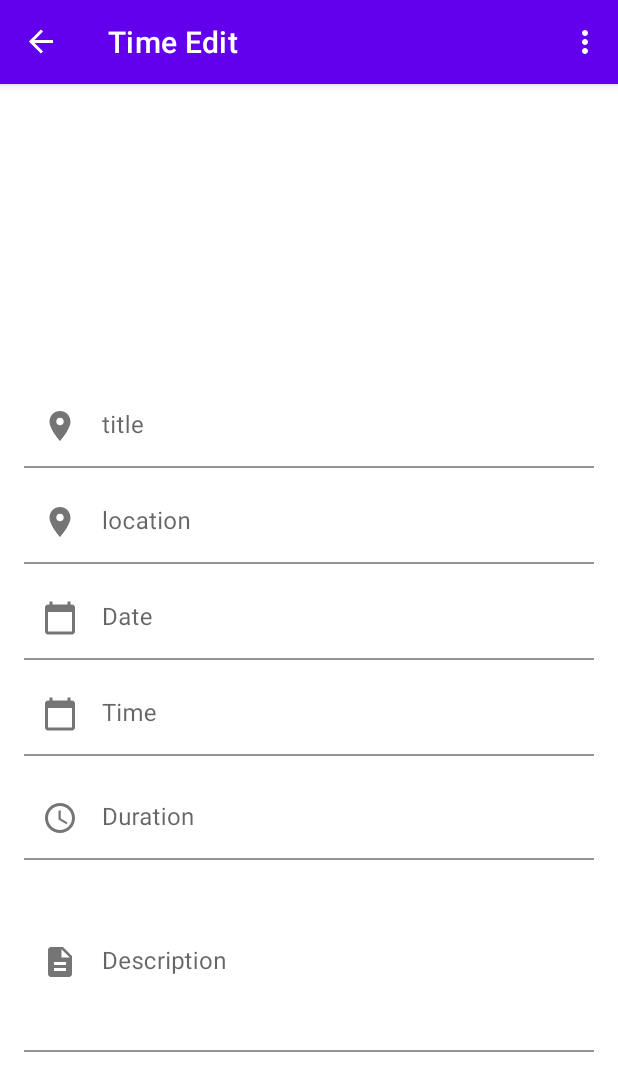
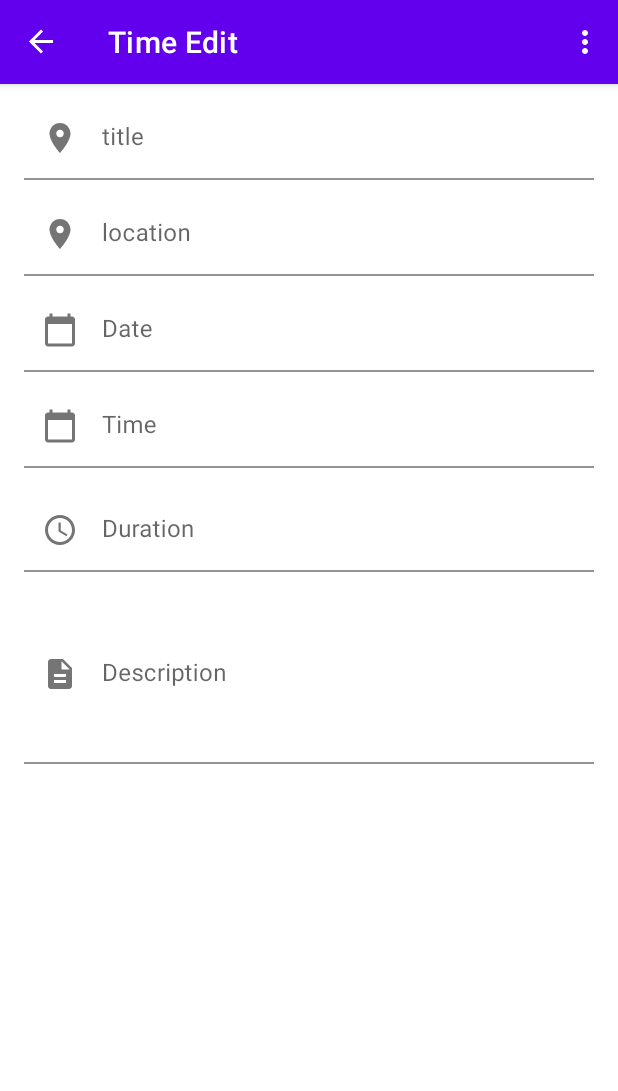
Before and after one commit to mosi14/TimeBankingApplication, an Android app: the TimeSlotEditFragment screen opened through its navigation route, on a phone screen of 412 x 824 dp. Shown: the top 1091 px of the screen. Run offline under Robolectric (Android 15) with nearby library versions, the phone set to English and light mode, and no system bars; our stand-ins replace navigation-ui.

Commit message:
fix bugs

```diff
--- a/app/src/main/res/layout/fragment_show_profile.xml
+++ b/app/src/main/res/layout/fragment_show_profile.xml
@@ -80,7 +80,7 @@
             android:paddingVertical="5dp"
             android:text="Skills"
             android:textAppearance="@style/TextAppearance.AppCompat.Medium"
-             />
+            />
         <TextView
             android:id="@+id/tvDescription"
             android:layout_width="wrap_content"
--- a/app/src/main/res/layout/fragment_time_slot_edit.xml
+++ b/app/src/main/res/layout/fragment_time_slot_edit.xml
@@ -7,17 +7,7 @@ android:layout_width="match_parent"
 android:layout_height="match_parent"
 tools:context=".TimeSlotEditFragment">
 
-    <LinearLayout
-        android:id="@+id/linearLayout4"
-        android:layout_width="0dp"
-        android:layout_height="0dp"
-        android:orientation="vertical"
-        app:layout_constraintBottom_toTopOf="@+id/nestedScrollView"
-        app:layout_constraintEnd_toEndOf="parent"
-        app:layout_constraintHorizontal_bias="0.0"
-        app:layout_constraintStart_toStartOf="parent"
-        app:layout_constraintTop_toTopOf="parent"
-        app:layout_constraintVertical_weight="1" />
+
 
     <androidx.core.widget.NestedScrollView
     android:id="@+id/nestedScrollView"
@@ -27,8 +17,8 @@ tools:context=".TimeSlotEditFragment">
     app:layout_constraintBottom_toBottomOf="parent"
     app:layout_constraintEnd_toEndOf="parent"
     app:layout_constraintHorizontal_bias="0.5"
-    app:layout_constraintStart_toStartOf="parent"
-    app:layout_constraintTop_toBottomOf="@+id/linearLayout4"
+        app:layout_constraintStart_toStartOf="parent"
+        app:layout_constraintTop_toTopOf="parent"
     app:layout_constraintVertical_weight="3">
 
     <LinearLayout
```
Also changed, not shown: app/src/main/res/layout/fragment_time_slot_details.xml (+2 -14 lines), app/src/main/res/layout/time_slot_item.xml (+9 -0 lines), app/src/main/res/drawable/circle.png.
